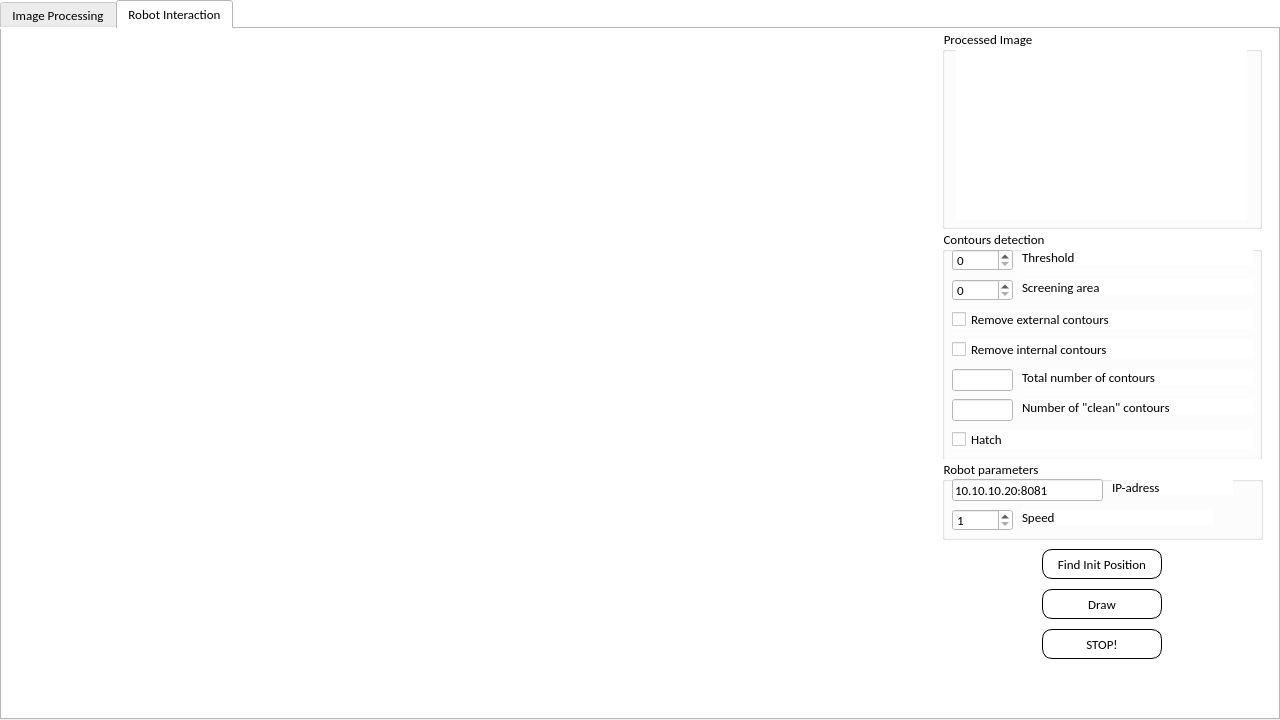
Old version of the form Application/mainForm.ui in the repository alcoyote/CobArt.
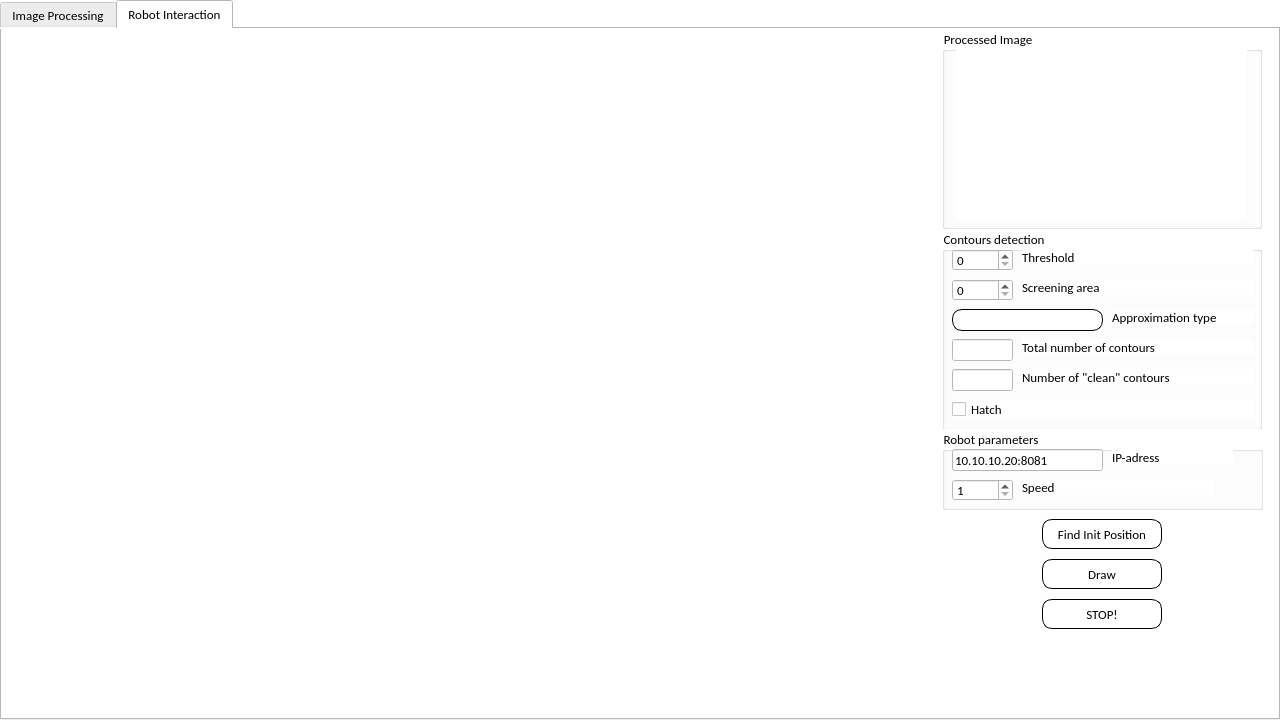
New version of the form. The open tabs and pages were chosen to show the change. Icons and pictures are not drawn.

Commit message: Approximation type choise added, started working on image resize and orientation according to detected paper

```diff
--- a/Application/mainForm.ui
+++ b/Application/mainForm.ui
@@ -870,7 +870,7 @@
         <x>940</x>
         <y>200</y>
         <width>320</width>
-        <height>231</height>
+        <height>201</height>
        </rect>
       </property>
       <property name="font">
@@ -918,7 +918,7 @@
        <property name="geometry">
         <rect>
          <x>10</x>
-         <y>140</y>
+         <y>110</y>
          <width>61</width>
          <height>22</height>
         </rect>
@@ -931,7 +931,7 @@
        <property name="geometry">
         <rect>
          <x>10</x>
-         <y>170</y>
+         <y>140</y>
          <width>61</width>
          <height>22</height>
         </rect>
@@ -941,7 +941,7 @@
        <property name="geometry">
         <rect>
          <x>80</x>
-         <y>140</y>
+         <y>110</y>
          <width>231</width>
          <height>16</height>
         </rect>
@@ -954,7 +954,7 @@
        <property name="geometry">
         <rect>
          <x>80</x>
-         <y>170</y>
+         <y>140</y>
          <width>231</width>
          <height>16</height>
         </rect>
@@ -992,37 +992,11 @@
         <string>Screening area</string>
        </property>
       </widget>
-      <widget class="QCheckBox" name="checkBox_internal">
-       <property name="geometry">
-        <rect>
-         <x>10</x>
-         <y>80</y>
-         <width>301</width>
-         <height>20</height>
-        </rect>
-       </property>
-       <property name="text">
-        <string>Remove external contours</string>
-       </property>
-      </widget>
-      <widget class="QCheckBox" name="checkBox_external">
-       <property name="geometry">
-        <rect>
-         <x>10</x>
-         <y>110</y>
-         <width>301</width>
-         <height>20</height>
-        </rect>
-       </property>
-       <property name="text">
-        <string>Remove internal contours</string>
-       </property>
-      </widget>
       <widget class="QCheckBox" name="checkBox_hatching">
        <property name="geometry">
         <rect>
          <x>10</x>
-         <y>200</y>
+         <y>170</y>
          <width>301</width>
          <height>20</height>
         </rect>
@@ -1031,6 +1005,65 @@
         <string>Hatch</string>
        </property>
       </widget>
+      <widget class="QComboBox" name="comboBoxApprox">
+       <property name="geometry">
+        <rect>
+         <x>10</x>
+         <y>80</y>
+         <width>151</width>
+         <height>22</height>
+        </rect>
+       </property>
+       <property name="font">
+        <font>
+         <family>Bahnschrift SemiLight</family>
+        </font>
+       </property>
+       <property name="styleSheet">
+        <string notr="true">QComboBox {
+    border: 1px solid black;
+    border-radius: 10px;
+    padding: 1px 18px 1px 3px;
+    min-width: 6em;
+}
+
+QComboBox:editable {
+    background: white;
+}
+
+QComboBox::drop-down {
+    subcontrol-origin: padding;
+    subcontrol-position: top right;
+    width: 20px;
+    border-left-width: 1px;
+    border-left-color:white;
+    border-left-style: solid; /* just a single line */
+    border-top-right-radius: 10px; /* same radius as the QComboBox */
+    border-bottom-right-radius: 10px;
+}
+QComboBox::down-arrow {
+    image: url(D:/Work/Diploma Project/Application/Alternative Cobot/Resource/arrow1.png);
+}
+
+QComboBox::down-arrow:on { /* shift the arrow when popup is open */
+    top: 1px;
+    left: 1px;
+}</string>
+       </property>
+      </widget>
+      <widget class="QLabel" name="labelContours3_2">
+       <property name="geometry">
+        <rect>
+         <x>170</x>
+         <y>80</y>
+         <width>141</width>
+         <height>16</height>
+        </rect>
+       </property>
+       <property name="text">
+        <string>Approximation type</string>
+       </property>
+      </widget>
      </widget>
      <widget class="QGroupBox" name="groupBoxProcessed">
       <property name="geometry">
@@ -1086,7 +1119,7 @@
       <property name="geometry">
        <rect>
         <x>940</x>
-        <y>430</y>
+        <y>400</y>
         <width>321</width>
         <height>81</height>
        </rect>
@@ -1166,7 +1199,7 @@
       <property name="geometry">
        <rect>
         <x>1040</x>
-        <y>520</y>
+        <y>490</y>
         <width>120</width>
         <height>30</height>
        </rect>
@@ -1211,7 +1244,7 @@
       <property name="geometry">
        <rect>
         <x>1040</x>
-        <y>560</y>
+        <y>530</y>
         <width>120</width>
         <height>30</height>
        </rect>
@@ -1256,7 +1289,7 @@
       <property name="geometry">
        <rect>
         <x>1040</x>
-        <y>600</y>
+        <y>570</y>
         <width>120</width>
         <height>30</height>
        </rect>
```
The commit also changes 4 other files.
